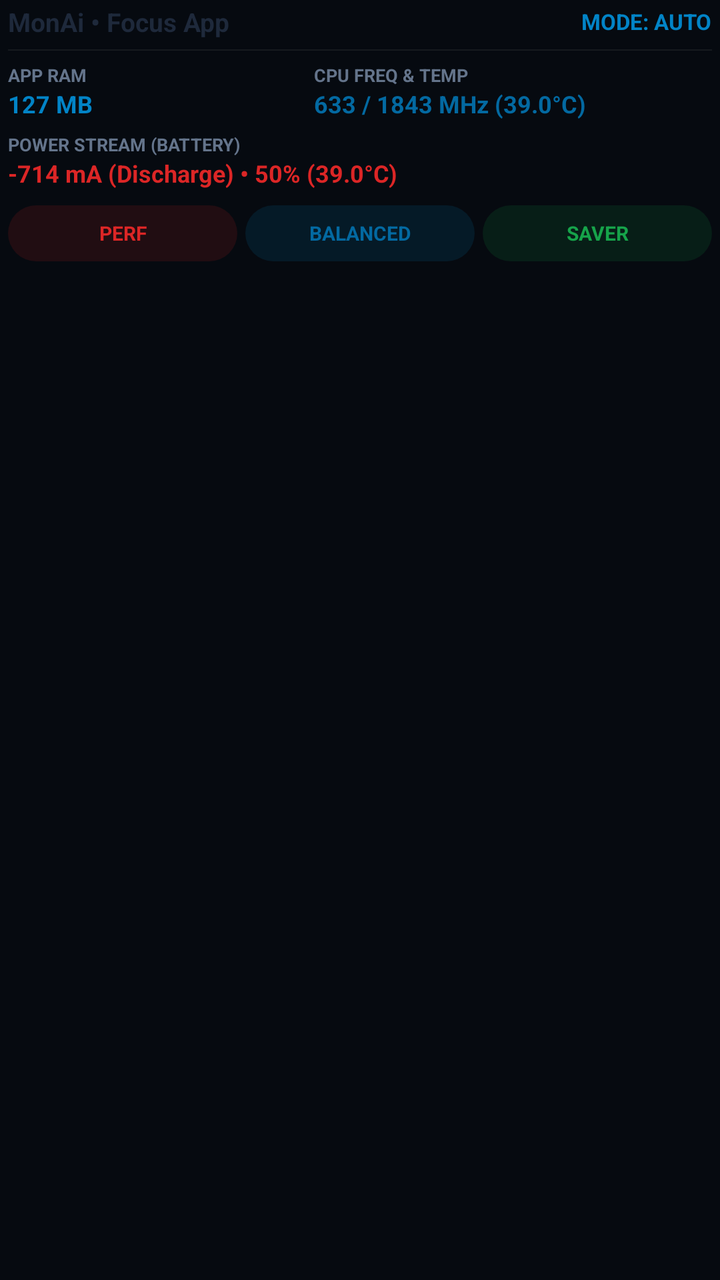
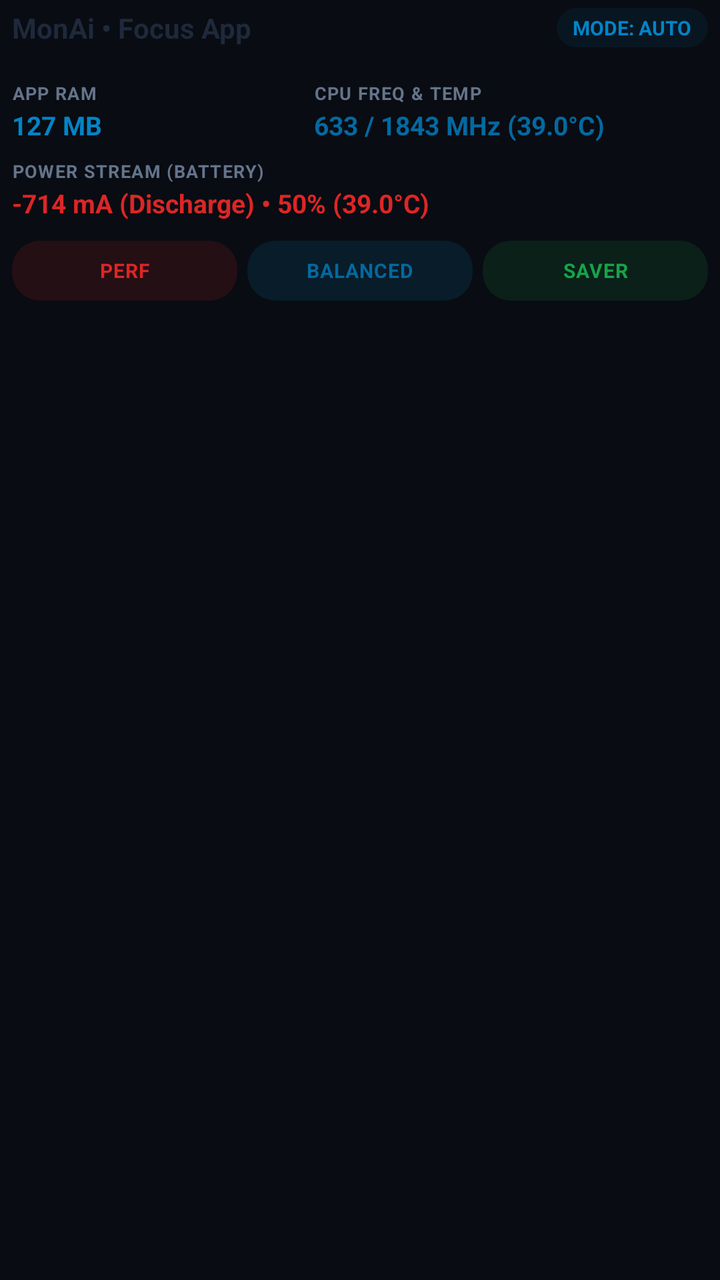

Screens rendered from an Android XML layout before and after an edit, with the pre-edit source and the edit as a unified diff.
<!-- AndroidManifest.xml: application theme Theme.MonAi -->
<!-- res/layout/notif_monai_expanded.xml -->
<?xml version="1.0" encoding="utf-8"?>
<LinearLayout xmlns:android="http://schemas.android.com/apk/res/android"
    android:layout_width="match_parent"
    android:layout_height="wrap_content"
    android:orientation="vertical"
    android:paddingStart="4dp"
    android:paddingEnd="4dp"
    android:paddingTop="2dp"
    android:paddingBottom="4dp"
    android:background="@android:color/transparent">

    <LinearLayout
        android:layout_width="match_parent"
        android:layout_height="wrap_content"
        android:orientation="horizontal"
        android:gravity="center_vertical">
        <TextView
            android:id="@+id/txt_exp_app_title"
            android:layout_width="0dp"
            android:layout_height="wrap_content"
            android:layout_weight="1"
            android:text="MonAi • Focus App"
            android:textColor="@color/notif_title_color"
            android:textStyle="bold"
            android:textSize="13sp"/>
        <TextView
            android:id="@+id/txt_exp_mode_badge"
            android:layout_width="wrap_content"
            android:layout_height="wrap_content"
            android:text="MODE: AUTO"
            android:textColor="@color/notif_ram_color"
            android:textStyle="bold"
            android:textSize="11sp"/>
    </LinearLayout>

    <View
        android:layout_width="match_parent"
        android:layout_height="0.8dp"
        android:background="#20888888"
        android:layout_marginTop="5dp"
        android:layout_marginBottom="6dp"/>

    <LinearLayout
        android:layout_width="match_parent"
        android:layout_height="wrap_content"
        android:orientation="horizontal">

        <LinearLayout
            android:layout_width="0dp"
            android:layout_height="wrap_content"
            android:layout_weight="1"
            android:orientation="vertical">
            <TextView
                android:layout_width="wrap_content"
                android:layout_height="wrap_content"
                android:text="APP RAM"
                android:textColor="@color/notif_sub_color"
                android:textSize="9sp"
                android:textStyle="bold"/>
            <TextView
                android:id="@+id/txt_exp_ram_val"
                android:layout_width="wrap_content"
                android:layout_height="wrap_content"
                android:text="127 MB"
                android:textColor="@color/notif_ram_color"
                android:textStyle="bold"
                android:textSize="12sp"/>
        </LinearLayout>

        <LinearLayout
            android:layout_width="0dp"
            android:layout_height="wrap_content"
            android:layout_weight="1.3"
            android:orientation="vertical">
            <TextView
                android:layout_width="wrap_content"
                android:layout_height="wrap_content"
                android:text="CPU FREQ &amp; TEMP"
                android:textColor="@color/notif_sub_color"
                android:textSize="9sp"
                android:textStyle="bold"/>
            <TextView
                android:id="@+id/txt_exp_cpu_val"
                android:layout_width="wrap_content"
                android:layout_height="wrap_content"
                android:text="633 / 1843 MHz (39.0°C)"
                android:textColor="@color/notif_cpu_color"
                android:textStyle="bold"
                android:textSize="12sp"/>
        </LinearLayout>
    </LinearLayout>

    <LinearLayout
        android:layout_width="match_parent"
        android:layout_height="wrap_content"
        android:orientation="vertical"
        android:layout_marginTop="6dp">
        <TextView
            android:layout_width="wrap_content"
            android:layout_height="wrap_content"
            android:text="POWER STREAM (BATTERY)"
            android:textColor="@color/notif_sub_color"
            android:textSize="9sp"
            android:textStyle="bold"/>
        <TextView
            android:id="@+id/txt_exp_power_val"
            android:layout_width="wrap_content"
            android:layout_height="wrap_content"
            android:text="-714 mA (Discharge) • 50% (39.0°C)"
            android:textColor="@color/notif_power_discharge"
            android:textStyle="bold"
            android:textSize="12sp"/>
    </LinearLayout>

    <LinearLayout
        android:layout_width="match_parent"
        android:layout_height="wrap_content"
        android:orientation="horizontal"
        android:layout_marginTop="8dp">

        <TextView
            android:id="@+id/btn_notif_perf"
            android:layout_width="0dp"
            android:layout_height="28dp"
            android:layout_weight="1"
            android:layout_marginEnd="4dp"
            android:gravity="center"
            android:text="PERF"
            android:textColor="@color/notif_power_discharge"
            android:textSize="10sp"
            android:textStyle="bold"
            android:background="@drawable/notif_btn_bg_perf"/>

        <TextView
            android:id="@+id/btn_notif_bal"
            android:layout_width="0dp"
            android:layout_height="28dp"
            android:layout_weight="1"
            android:layout_marginEnd="4dp"
            android:gravity="center"
            android:text="BALANCED"
            android:textColor="@color/notif_cpu_color"
            android:textSize="10sp"
            android:textStyle="bold"
            android:background="@drawable/notif_btn_bg_bal"/>

        <TextView
            android:id="@+id/btn_notif_save"
            android:layout_width="0dp"
            android:layout_height="28dp"
            android:layout_weight="1"
            android:gravity="center"
            android:text="SAVER"
            android:textColor="@color/notif_power_charge"
            android:textSize="10sp"
            android:textStyle="bold"
            android:background="@drawable/notif_btn_bg_save"/>
    </LinearLayout>
</LinearLayout>
<!-- resources referenced by this layout -->
<resources>
  <color name="notif_cpu_color">#0369A1</color>
  <color name="notif_power_charge">#16A34A</color>
  <color name="notif_power_discharge">#DC2626</color>
  <color name="notif_ram_color">#0284C7</color>
  <color name="notif_sub_color">#64748B</color>
  <color name="notif_title_color">#1E293B</color>
  <!-- drawable notif_btn_bg_bal (drawable) -->
  <?xml version="1.0" encoding="utf-8"?>
  <shape xmlns:android="http://schemas.android.com/apk/res/android">
      <solid android:color="@color/notif_btn_bal_bg"/>
      <corners android:radius="14dp"/>
  </shape>
  <!-- drawable notif_btn_bg_perf (drawable) -->
  <?xml version="1.0" encoding="utf-8"?>
  <shape xmlns:android="http://schemas.android.com/apk/res/android">
      <solid android:color="@color/notif_btn_perf_bg"/>
      <corners android:radius="14dp"/>
  </shape>
  <!-- drawable notif_btn_bg_save (drawable) -->
  <?xml version="1.0" encoding="utf-8"?>
  <shape xmlns:android="http://schemas.android.com/apk/res/android">
      <solid android:color="@color/notif_btn_save_bg"/>
      <corners android:radius="14dp"/>
  </shape>
  <style name="Theme.MonAi" parent="android:Theme.Material.NoActionBar">
          <item name="android:windowBackground">#060A10</item>
          <item name="android:statusBarColor">#060A10</item>
          <item name="android:navigationBarColor">#0D1520</item>
      </style>
  <color name="notif_btn_bal_bg">#200284C7</color>
  <color name="notif_btn_perf_bg">#20DC2626</color>
  <color name="notif_btn_save_bg">#2016A34A</color>
</resources>

<!-- the commit's change to res/layout/notif_monai_expanded.xml (unified diff, before → after) -->
@@ -3,10 +3,10 @@
     android:layout_width="match_parent"
     android:layout_height="wrap_content"
     android:orientation="vertical"
-    android:paddingStart="4dp"
-    android:paddingEnd="4dp"
-    android:paddingTop="2dp"
-    android:paddingBottom="4dp"
+    android:paddingStart="6dp"
+    android:paddingEnd="6dp"
+    android:paddingTop="4dp"
+    android:paddingBottom="6dp"
     android:background="@android:color/transparent">
 
     <LinearLayout
@@ -22,23 +22,30 @@
             android:text="MonAi • Focus App"
             android:textColor="@color/notif_title_color"
             android:textStyle="bold"
-            android:textSize="13sp"/>
+            android:textSize="14sp"
+            android:singleLine="true"
+            android:ellipsize="end"/>
         <TextView
             android:id="@+id/txt_exp_mode_badge"
             android:layout_width="wrap_content"
             android:layout_height="wrap_content"
+            android:paddingStart="8dp"
+            android:paddingEnd="8dp"
+            android:paddingTop="3dp"
+            android:paddingBottom="3dp"
+            android:background="@drawable/notif_badge_bg"
             android:text="MODE: AUTO"
             android:textColor="@color/notif_ram_color"
             android:textStyle="bold"
-            android:textSize="11sp"/>
+            android:textSize="10sp"/>
     </LinearLayout>
 
     <View
         android:layout_width="match_parent"
         android:layout_height="0.8dp"
-        android:background="#20888888"
-        android:layout_marginTop="5dp"
-        android:layout_marginBottom="6dp"/>
+        android:background="@color/notif_divider"
+        android:layout_marginTop="8dp"
+        android:layout_marginBottom="8dp"/>
 
     <LinearLayout
         android:layout_width="match_parent"
@@ -56,15 +63,17 @@
                 android:text="APP RAM"
                 android:textColor="@color/notif_sub_color"
                 android:textSize="9sp"
-                android:textStyle="bold"/>
+                android:textStyle="bold"
+                android:letterSpacing="0.05"/>
             <TextView
                 android:id="@+id/txt_exp_ram_val"
                 android:layout_width="wrap_content"
                 android:layout_height="wrap_content"
+                android:layout_marginTop="1dp"
                 android:text="127 MB"
                 android:textColor="@color/notif_ram_color"
                 android:textStyle="bold"
-                android:textSize="12sp"/>
+                android:textSize="13sp"/>
         </LinearLayout>
 
         <LinearLayout
@@ -78,15 +87,17 @@
                 android:text="CPU FREQ &amp; TEMP"
                 android:textColor="@color/notif_sub_color"
                 android:textSize="9sp"
-                android:textStyle="bold"/>
+                android:textStyle="bold"
+                android:letterSpacing="0.05"/>
             <TextView
                 android:id="@+id/txt_exp_cpu_val"
                 android:layout_width="wrap_content"
                 android:layout_height="wrap_content"
+                android:layout_marginTop="1dp"
                 android:text="633 / 1843 MHz (39.0°C)"
                 android:textColor="@color/notif_cpu_color"
                 android:textStyle="bold"
-                android:textSize="12sp"/>
+                android:textSize="13sp"/>
         </LinearLayout>
     </LinearLayout>
 
@@ -94,66 +105,71 @@
         android:layout_width="match_parent"
         android:layout_height="wrap_content"
         android:orientation="vertical"
-        android:layout_marginTop="6dp">
+        android:layout_marginTop="8dp">
         <TextView
             android:layout_width="wrap_content"
             android:layout_height="wrap_content"
             android:text="POWER STREAM (BATTERY)"
             android:textColor="@color/notif_sub_color"
             android:textSize="9sp"
-            android:textStyle="bold"/>
+            android:textStyle="bold"
+            android:letterSpacing="0.05"/>
         <TextView
             android:id="@+id/txt_exp_power_val"
             android:layout_width="wrap_content"
             android:layout_height="wrap_content"
+            android:layout_marginTop="1dp"
             android:text="-714 mA (Discharge) • 50% (39.0°C)"
             android:textColor="@color/notif_power_discharge"
             android:textStyle="bold"
-            android:textSize="12sp"/>
+            android:textSize="13sp"/>
     </LinearLayout>
 
     <LinearLayout
         android:layout_width="match_parent"
         android:layout_height="wrap_content"
         android:orientation="horizontal"
-        android:layout_marginTop="8dp">
+        android:layout_marginTop="10dp">
 
         <TextView
             android:id="@+id/btn_notif_perf"
             android:layout_width="0dp"
-            android:layout_height="28dp"
+            android:layout_height="30dp"
             android:layout_weight="1"
-            android:layout_marginEnd="4dp"
+            android:layout_marginEnd="5dp"
             android:gravity="center"
             android:text="PERF"
             android:textColor="@color/notif_power_discharge"
             android:textSize="10sp"
             android:textStyle="bold"
+            android:letterSpacing="0.03"
             android:background="@drawable/notif_btn_bg_perf"/>
 
         <TextView
             android:id="@+id/btn_notif_bal"
             android:layout_width="0dp"
-            android:layout_height="28dp"
+            android:layout_height="30dp"
             android:layout_weight="1"
-            android:layout_marginEnd="4dp"
+            android:layout_marginEnd="5dp"
             android:gravity="center"
             android:text="BALANCED"
             android:textColor="@color/notif_cpu_color"
             android:textSize="10sp"
             android:textStyle="bold"
+            android:letterSpacing="0.03"
             android:background="@drawable/notif_btn_bg_bal"/>
 
         <TextView
             android:id="@+id/btn_notif_save"
             android:layout_width="0dp"
-            android:layout_height="28dp"
+            android:layout_height="30dp"
             android:layout_weight="1"
             android:gravity="center"
             android:text="SAVER"
             android:textColor="@color/notif_power_charge"
             android:textSize="10sp"
             android:textStyle="bold"
+            android:letterSpacing="0.03"
             android:background="@drawable/notif_btn_bg_save"/>
     </LinearLayout>
 </LinearLayout>
<!-- resource entries referenced after the edit -->
@@ -1,11 +1,18 @@
 <!-- resources referenced by this layout -->
 <resources>
   <color name="notif_cpu_color">#0369A1</color>
+  <color name="notif_divider">#1A000000</color>
   <color name="notif_power_charge">#16A34A</color>
   <color name="notif_power_discharge">#DC2626</color>
   <color name="notif_ram_color">#0284C7</color>
   <color name="notif_sub_color">#64748B</color>
   <color name="notif_title_color">#1E293B</color>
+  <!-- drawable notif_badge_bg (drawable) -->
+  <?xml version="1.0" encoding="utf-8"?>
+  <shape xmlns:android="http://schemas.android.com/apk/res/android">
+      <solid android:color="@color/notif_badge_bg"/>
+      <corners android:radius="10dp"/>
+  </shape>
   <!-- drawable notif_btn_bg_bal (drawable) -->
   <?xml version="1.0" encoding="utf-8"?>
   <shape xmlns:android="http://schemas.android.com/apk/res/android">
@@ -25,10 +32,11 @@
       <corners android:radius="14dp"/>
   </shape>
   <style name="Theme.MonAi" parent="android:Theme.Material.NoActionBar">
-          <item name="android:windowBackground">#060A10</item>
-          <item name="android:statusBarColor">#060A10</item>
-          <item name="android:navigationBarColor">#0D1520</item>
+          <item name="android:windowBackground">#090C12</item>
+          <item name="android:statusBarColor">#090C12</item>
+          <item name="android:navigationBarColor">#10141C</item>
       </style>
+  <color name="notif_badge_bg">#150284C7</color>
   <color name="notif_btn_bal_bg">#200284C7</color>
   <color name="notif_btn_perf_bg">#20DC2626</color>
   <color name="notif_btn_save_bg">#2016A34A</color>
